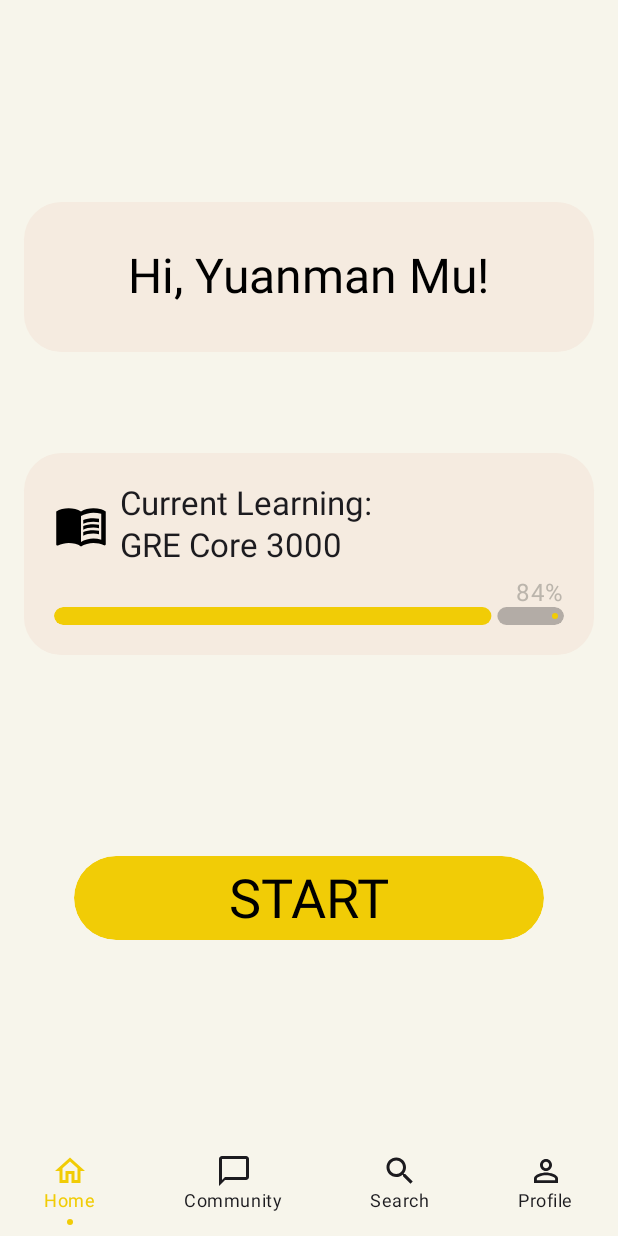
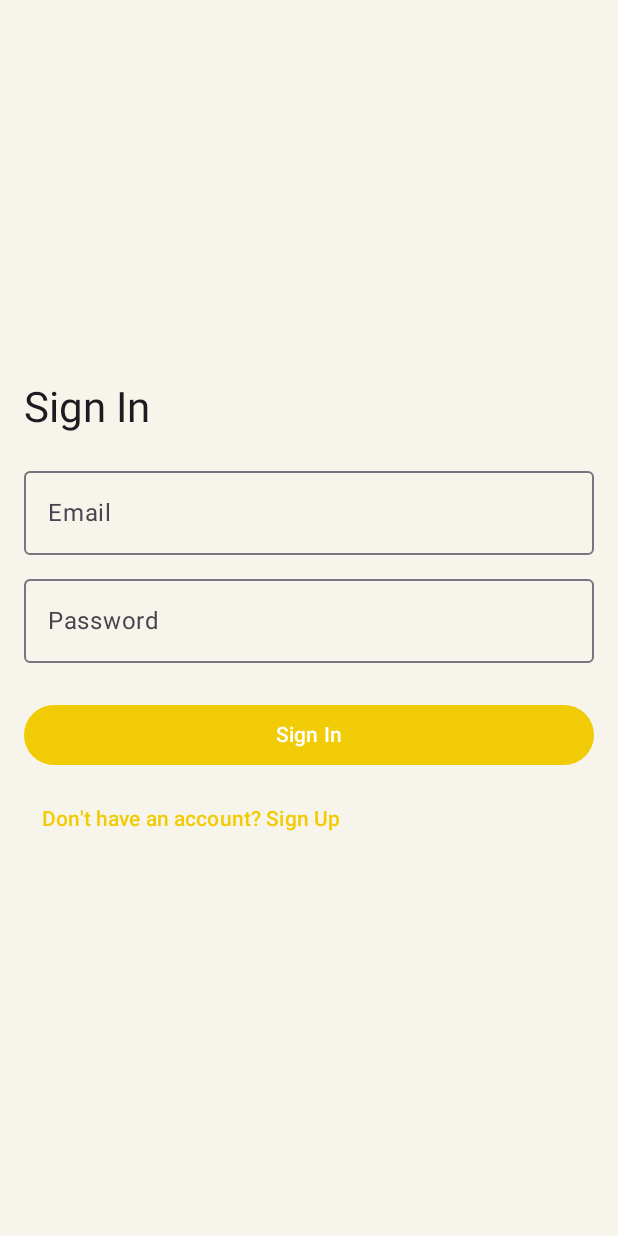
Before and after one commit to YijiaLi2003/Mo_Li, an Android app built with Jetpack Compose: the screen it shows after launch (MainActivity), on a phone screen of 412 x 824 dp. Run offline under Robolectric (Android 15) with nearby library versions, the phone set to English and light mode, and no system bars; our stand-ins replace Firebase (no records; nobody signed in at launch, a user with empty details on screens opened directly), Room's generated code; libraries missing offline, so code that uses them is left out: com.opencsv; 10 statements that could not run were skipped.

```diff
--- a/app/src/main/java/com/example/vocab/MainActivity.kt
+++ b/app/src/main/java/com/example/vocab/MainActivity.kt
@@ -16,17 +16,11 @@ import androidx.navigation.compose.currentBackStackEntryAsState
 import androidx.navigation.compose.rememberNavController
 import com.example.vocab.dao.VocabularyDao
 import com.example.vocab.database.AppDatabase
-import com.example.vocab.model.Vocabulary
-import com.example.vocab.screens.BottomNavigationBar
-import com.example.vocab.screens.CommunityScreen
-import com.example.vocab.screens.LearningSection
-import com.example.vocab.screens.MainScreen
-import com.example.vocab.screens.ProfileScreen
-import com.example.vocab.screens.SearchScreen
-import com.example.vocab.screens.SplashScreen
+import com.example.vocab.screens.*
 import com.example.vocab.ui.theme.Screen
 import com.example.vocab.ui.theme.Vocab_Theme
 import com.example.vocab.viewmodel.SplashViewModel
+import com.google.firebase.auth.FirebaseAuth
 import com.opencsv.CSVParserBuilder
 import com.opencsv.CSVReaderBuilder
 import kotlinx.coroutines.Dispatchers
@@ -34,10 +28,10 @@ import kotlinx.coroutines.launch
 import kotlinx.coroutines.withContext
 import java.io.InputStreamReader
 
-
 class MainActivity : ComponentActivity() {
 
     private lateinit var vocabularyDao: VocabularyDao
+    private lateinit var auth: FirebaseAuth
 
     override fun onCreate(savedInstanceState: Bundle?) {
         super.onCreate(savedInstanceState)
@@ -45,6 +39,9 @@ class MainActivity : ComponentActivity() {
         // Initialize DAOs
         val database = AppDatabase.getDatabase(this)
         vocabularyDao = database.vocabularyDao()
+
+        // Initialize Firebase Auth
+        auth = FirebaseAuth.getInstance()
 
         // Import the vocabulary data
         lifecycleScope.launch {
@@ -61,10 +58,12 @@ class MainActivity : ComponentActivity() {
                 if (isSplashVisible) {
                     SplashScreen()
                 } else {
-                    // Define the routes where the bottom navigation bar should be hidden
-                    val hideBottomNavRoutes = listOf(Screen.LearningSection.route)
+                    val currentUser = auth.currentUser
 
-                    // Get the current route
+// Define the routes where the bottom navigation bar should be hidden
+                    val hideBottomNavRoutes = listOf(Screen.LearningSection.route, Screen.SignIn.route, Screen.SignUp.route)
+
+// Get the current route
                     val currentBackStackEntry by navController.currentBackStackEntryAsState()
                     val currentRoute = currentBackStackEntry?.destination?.route
 
@@ -77,28 +76,36 @@ class MainActivity : ComponentActivity() {
                     ) { innerPadding ->
                         NavHost(
                             navController = navController,
-                            startDestination = Screen.Home.route,
+                            startDestination = if (currentUser == null) Screen.SignIn.route else Screen.Home.route,
                             modifier = Modifier.padding(innerPadding)
                         ) {
+                            // Authentication Screens
+                            composable(Screen.SignIn.route) {
+                                SignInScreen(navController, auth)
+                            }
+                            composable(Screen.SignUp.route) {
+                                SignUpScreen(navController, auth)
+                            }
+
+                            // Main App Screens
                             composable(Screen.Home.route) { MainScreen(navController = navController) }
                             composable(Screen.Community.route) { CommunityScreen() }
                             composable(Screen.Search.route) { SearchScreen() }
-                            composable(Screen.Profile.route) { ProfileScreen() }
+                            composable(Screen.Profile.route) { ProfileScreen(auth, navController) }
                             composable(Screen.LearningSection.route) { LearningSection(navController = navController) }
                         }
                     }
+
                 }
             }
         }
-
     }
-
 
     private suspend fun importVocabularyFromCsv() {
         withContext(Dispatchers.IO) {
             val existingCount = vocabularyDao.getCount()
             if (existingCount > 0) {
-                // When Data already imported
+                // Data already imported
                 return@withContext
             }
 
@@ -115,7 +122,7 @@ class MainActivity : ComponentActivity() {
                     .build()
 
                 var nextLine: Array<String>?
-                val vocabularyList = mutableListOf<Vocabulary>()
+                val vocabularyList = mutableListOf<com.example.vocab.model.Vocabulary>()
                 while (true) {
                     nextLine = reader.readNext()
                     if (nextLine == null) {
@@ -128,7 +135,7 @@ class MainActivity : ComponentActivity() {
                     // The second field is the translation, possibly containing newlines
                     val translation = nextLine.getOrNull(1)?.trim() ?: ""
 
-                    val vocabulary = Vocabulary(
+                    val vocabulary = com.example.vocab.model.Vocabulary(
                         word = word,
                         translation = translation
                     )
--- a/app/src/main/java/com/example/vocab/model/QuizRecord.kt
+++ b/app/src/main/java/com/example/vocab/model/QuizRecord.kt
@@ -1,3 +1,4 @@
+//QuizRecord.kt
 package com.example.vocab.model
 
 import androidx.room.Entity
--- a/app/src/main/java/com/example/vocab/model/WordProgress.kt
+++ b/app/src/main/java/com/example/vocab/model/WordProgress.kt
@@ -1,3 +1,4 @@
+//WordProgress.kt
 package com.example.vocab.model
 
 import androidx.room.Entity
--- a/app/src/main/java/com/example/vocab/screens/BottomNavigationBar.kt
+++ b/app/src/main/java/com/example/vocab/screens/BottomNavigationBar.kt
@@ -1,3 +1,4 @@
+//BottomNavigationBar.kt
 package com.example.vocab.screens
 
 import androidx.compose.foundation.background
@@ -50,7 +51,7 @@ fun BottomNavigationBar(navController: NavHostController) {
                                 }
                                 // Avoid multiple copies of the same destination
                                 launchSingleTop = true
-                                // Restore state when reselecting a previously selected item
+                                // Restore state when re-selecting a previously selected item
                                 restoreState = true
                             }
                         }
@@ -60,7 +61,6 @@ fun BottomNavigationBar(navController: NavHostController) {
         }
     }
 }
-
 @Composable
 fun BottomNavItem(
     screen: Screen,
@@ -74,11 +74,13 @@ fun BottomNavItem(
             .padding(4.dp)
             .clickable { onClick() }
     ) {
-        Icon(
-            imageVector = screen.icon,
-            contentDescription = screen.title,
-            tint = if (isSelected) MaterialTheme.colorScheme.primary else MaterialTheme.colorScheme.onBackground
-        )
+        screen.icon?.let {
+            Icon(
+                imageVector = it,
+                contentDescription = screen.title,
+                tint = if (isSelected) MaterialTheme.colorScheme.primary else MaterialTheme.colorScheme.onBackground
+            )
+        }
         Text(
             text = screen.title,
             style = MaterialTheme.typography.bodySmall.copy(
@@ -99,6 +101,7 @@ fun BottomNavItem(
     }
 }
 
+
 @Composable
 fun currentRoute(navController: NavHostController): String? {
     val navBackStackEntry by navController.currentBackStackEntryAsState()
--- a/app/src/main/java/com/example/vocab/screens/LearningSection.kt
+++ b/app/src/main/java/com/example/vocab/screens/LearningSection.kt
@@ -15,8 +15,8 @@ import androidx.compose.foundation.layout.padding
 import androidx.compose.foundation.layout.size
 import androidx.compose.foundation.shape.RoundedCornerShape
 import androidx.compose.material.icons.Icons
+import androidx.compose.material.icons.automirrored.outlined.ArrowBack
 import androidx.compose.material.icons.automirrored.outlined.MenuBook
-import androidx.compose.material.icons.outlined.ArrowBack
 import androidx.compose.material.icons.outlined.Bookmarks
 import androidx.compose.material.icons.outlined.LibraryAdd
 import androidx.compose.material.icons.outlined.StarOutline
@@ -56,7 +56,7 @@ fun LearningSection(navController: NavHostController, learningViewModel: Learnin
                 navigationIcon = {
                     IconButton(onClick = { navController.popBackStack() }) {
                         Icon(
-                            imageVector = Icons.Outlined.ArrowBack,
+                            imageVector = Icons.AutoMirrored.Outlined.ArrowBack,
                             contentDescription = "Back"
                         )
                     }
--- /dev/null
+++ b/app/src/main/java/com/example/vocab/screens/SignInScreen.kt
@@ -0,0 +1,92 @@
+package com.example.vocab.screens
+
+import androidx.compose.foundation.layout.*
+import androidx.compose.material3.*
+import androidx.compose.runtime.*
+import androidx.compose.ui.Alignment
+import androidx.compose.ui.Modifier
+import androidx.compose.ui.text.input.PasswordVisualTransformation
+import androidx.compose.ui.unit.dp
+import androidx.navigation.NavController
+import com.example.vocab.ui.theme.Screen
+import com.google.firebase.auth.FirebaseAuth
+
+@Composable
+fun SignInScreen(navController: NavController, auth: FirebaseAuth) {
+    var email by remember { mutableStateOf("") }
+    var password by remember { mutableStateOf("") }
+    var errorMessage by remember { mutableStateOf<String?>(null) }
+    var isLoading by remember { mutableStateOf(false) }
+
+    Surface(
+        modifier = Modifier.fillMaxSize(),
+        color = MaterialTheme.colorScheme.background
+    ) {
+        if (isLoading) {
+            // Show a loading indicator
+            Box(contentAlignment = Alignment.Center, modifier = Modifier.fillMaxSize()) {
+                CircularProgressIndicator()
+            }
+        } else {
+            Column(
+                modifier = Modifier
+                    .fillMaxSize()
+                    .padding(16.dp),
+                verticalArrangement = Arrangement.Center
+            ) {
+                Text("Sign In", style = MaterialTheme.typography.headlineMedium)
+                Spacer(modifier = Modifier.height(16.dp))
+
+                OutlinedTextField(
+                    value = email,
+                    onValueChange = { email = it },
+                    label = { Text("Email") },
+                    modifier = Modifier.fillMaxWidth()
+                )
+
+                Spacer(modifier = Modifier.height(8.dp))
+
+                OutlinedTextField(
+                    value = password,
+                    onValueChange = { password = it },
+                    label = { Text("Password") },
+                    visualTransformation = PasswordVisualTransformation(),
+                    modifier = Modifier.fillMaxWidth()
+                )
+
+                Spacer(modifier = Modifier.height(8.dp))
+
+                errorMessage?.let { Text(it, color = MaterialTheme.colorScheme.error) }
+
+                Spacer(modifier = Modifier.height(16.dp))
+
+                Button(
+                    onClick = {
+                        isLoading = true
+                        auth.signInWithEmailAndPassword(email, password)
+                            .addOnCompleteListener { task ->
+                                isLoading = false
+                                if (task.isSuccessful) {
+                                    // Navigate to Main Screen
+                                    navController.navigate(Screen.Home.route) {
+                                        popUpTo(Screen.SignIn.route) { inclusive = true }
+                                    }
+                                } else {
+                                    errorMessage = task.exception?.message ?: "Authentication failed."
+                                }
+                            }
+                    },
+                    modifier = Modifier.fillMaxWidth()
+                ) {
+                    Text("Sign In")
+                }
+
+                Spacer(modifier = Modifier.height(8.dp))
+
+                TextButton(onClick = { navController.navigate(Screen.SignUp.route) }) {
+                    Text("Don't have an account? Sign Up")
+                }
+            }
+        }
+    }
+}
--- a/app/src/main/java/com/example/vocab/ui/theme/Screen.kt
+++ b/app/src/main/java/com/example/vocab/ui/theme/Screen.kt
@@ -1,17 +1,28 @@
 package com.example.vocab.ui.theme
 
 import androidx.compose.material.icons.Icons
-import androidx.compose.material.icons.filled.MenuBook
+import androidx.compose.material.icons.automirrored.filled.MenuBook
 import androidx.compose.material.icons.outlined.ChatBubbleOutline
 import androidx.compose.material.icons.outlined.Home
 import androidx.compose.material.icons.outlined.PersonOutline
 import androidx.compose.material.icons.outlined.Search
 import androidx.compose.ui.graphics.vector.ImageVector
 
-sealed class Screen(val route: String, val title: String, val icon: ImageVector) {
-    object Home : Screen("home", "Home", Icons.Outlined.Home)
-    object Community : Screen("community", "Community", Icons.Outlined.ChatBubbleOutline)
-    object Search : Screen("search", "Search", Icons.Outlined.Search)
-    object Profile : Screen("profile", "Profile", Icons.Outlined.PersonOutline)
-    object LearningSection : Screen("learning_section", "Learning", Icons.Filled.MenuBook)
+sealed class Screen(
+    val route: String,
+    val title: String = "",
+    val icon: ImageVector? = null
+) {
+    data object Home : Screen("home", "Home", Icons.Outlined.Home)
+    data object Community : Screen("community", "Community", Icons.Outlined.ChatBubbleOutline)
+    data object Search : Screen("search", "Search", Icons.Outlined.Search)
+    data object Profile : Screen("profile", "Profile", Icons.Outlined.PersonOutline)
+    data object LearningSection : Screen(
+        "learning_section",
+        "Learning",
+        Icons.AutoMirrored.Filled.MenuBook
+    )
+
+    data object SignUp : Screen("Sign_up")
+    data object SignIn : Screen("sign_in")
 }
--- a/app/src/main/java/com/example/vocab/viewmodel/MainScreenViewModel.kt
+++ b/app/src/main/java/com/example/vocab/viewmodel/MainScreenViewModel.kt
@@ -1,3 +1,4 @@
+//MainScreenViewModel.kt
 package com.example.vocab.viewmodel
 
 import androidx.lifecycle.ViewModel
--- a/build.gradle.kts
+++ b/build.gradle.kts
@@ -1,5 +1,6 @@
-// Top-level build file where you can add configuration options common to all sub-projects/modules.
+// build.gradle.kts (Project-level)
 plugins {
     alias(libs.plugins.android.application) apply false
     alias(libs.plugins.kotlin.android) apply false
+    id("com.google.gms.google-services") version "4.4.2" apply false
 }
```
Also changed, not shown: app/build.gradle.kts (+12 -4 lines), app/src/main/java/com/example/vocab/screens/MainScreen.kt (+21 -23 lines), app/src/main/java/com/example/vocab/screens/ProfileScreen.kt (+28 -10 lines), app/src/main/java/com/example/vocab/screens/SignUpScreen.kt (added, +107 -0 lines), gradle/libs.versions.toml (+9 -16 lines), 1 other file.
